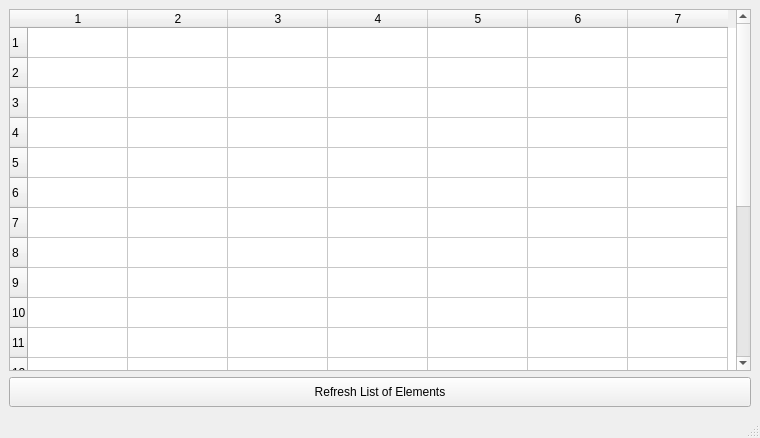
Qt form ui/gridata.ui (PlaviAjvar/Economic-Dispatching) before a commit.
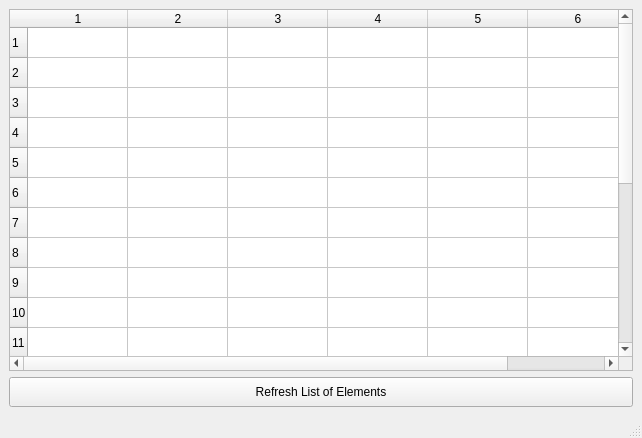
The same form after that commit.

```diff
--- a/ui/gridata.ui
+++ b/ui/gridata.ui
@@ -6,7 +6,7 @@
    <rect>
     <x>0</x>
     <y>0</y>
-    <width>760</width>
+    <width>642</width>
     <height>438</height>
    </rect>
   </property>
@@ -21,7 +21,7 @@
        <number>20</number>
       </property>
       <property name="columnCount">
-       <number>7</number>
+       <number>6</number>
       </property>
       <row/>
       <row/>
@@ -49,7 +49,6 @@
       <column/>
       <column/>
       <column/>
-      <column/>
      </widget>
     </item>
     <item>
```
Left out of the diff: 2 changed lines with no effect on the pictures.
